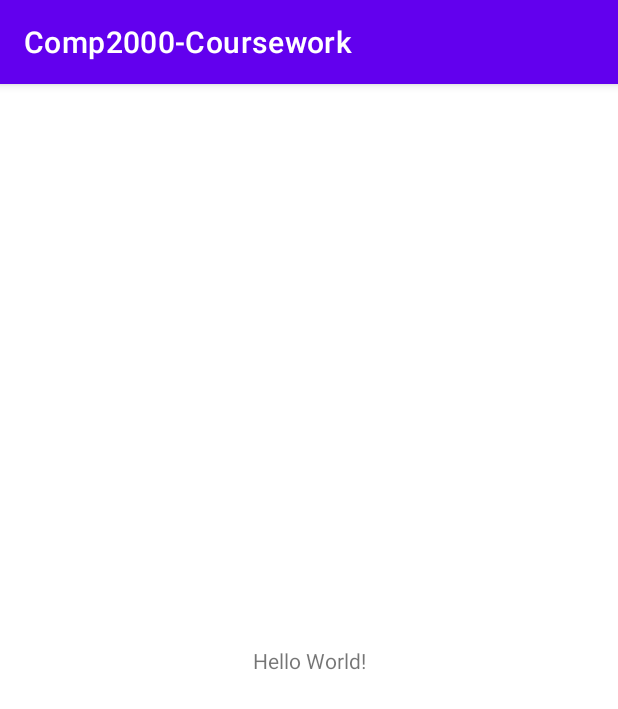
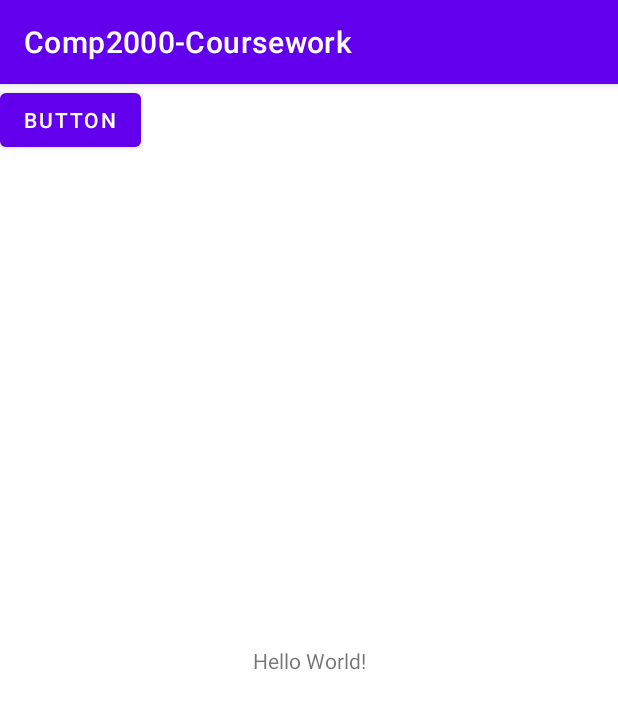
Before and after one commit to PaperMan369/Comp2000-Coursework, an Android app: the screen it shows after launch (MainActivity), on a phone screen of 412 x 824 dp. Shown: the top 709 px of the screen. Run offline under Robolectric (Android 15) with nearby library versions, the phone set to English and light mode, and no system bars; our stand-ins replace Volley.

```diff
--- a/app/src/main/AndroidManifest.xml
+++ b/app/src/main/AndroidManifest.xml
@@ -1,7 +1,7 @@
 <?xml version="1.0" encoding="utf-8"?>
 <manifest xmlns:android="http://schemas.android.com/apk/res/android"
     xmlns:tools="http://schemas.android.com/tools">
-
+    <uses-permission android:name="android.permission.INTERNET"/>
 
     <application
         android:allowBackup="true"
@@ -11,6 +11,7 @@
         android:label="@string/app_name"
         android:roundIcon="@mipmap/ic_launcher_round"
         android:supportsRtl="true"
+        android:usesCleartextTraffic="true"
         android:theme="@style/Theme.Comp2000Coursework"
         tools:targetApi="31">
         <activity
@@ -27,5 +28,5 @@
                 android:value="" />
         </activity>
     </application>
-    <uses-permission android:name="android.permission.INTERNET"/>
+
 </manifest>
--- a/app/src/main/java/com/example/comp2000_coursework/MainActivity.java
+++ b/app/src/main/java/com/example/comp2000_coursework/MainActivity.java
@@ -2,18 +2,27 @@ package com.example.comp2000_coursework;
 
 import androidx.appcompat.app.AppCompatActivity;
 
+import android.content.Context;
 import android.os.Bundle;
+import android.view.View;
+import android.widget.LinearLayout;
+import android.widget.TextView;
 import android.widget.Toast;
 
 import com.android.volley.Request;
 import com.android.volley.RequestQueue;
 import com.android.volley.Response;
+import com.android.volley.VolleyError;
 import com.android.volley.toolbox.StringRequest;
 import com.android.volley.toolbox.Volley;
 
 public class MainActivity extends AppCompatActivity {
-    RequestQueue queue = Volley.newRequestQueue(MainActivity.this);
-    String url ="https://www.metaweather.com/api/location/search/?query=london";
+    RequestQueue queue;
+    String url;
+    public MainActivity(){
+
+    }
+
 
     @Override
     protected void onCreate(Bundle savedInstanceState) {
@@ -21,4 +30,29 @@ public class MainActivity extends AppCompatActivity {
         setContentView(R.layout.activity_main);
     }
 
+    public void get(View view){
+        LinearLayout linearLayout = new LinearLayout(this);
+        setContentView(linearLayout);
+        final TextView textView = new TextView(this);
+
+        queue = Volley.newRequestQueue(this);
+        url = "http://web.socem.plymouth.ac.uk/COMP2000/api/Employees";
+        StringRequest stringRequest = new StringRequest(Request.Method.GET, url,
+                new Response.Listener<String>() {
+                    @Override
+                    public void onResponse(String response) {
+                        // Display the first 500 characters of the response string.
+                        textView.setText("Response is: " + response);
+                    }
+                }, new Response.ErrorListener() {
+                    @Override
+                    public void onErrorResponse(VolleyError error) {
+                        textView.setText("not working " + error.toString());
+                    }
+        });
+        linearLayout.addView(textView);
+        queue.add(stringRequest);
+
+
+    }
 }
--- a/app/src/main/res/layout/activity_main.xml
+++ b/app/src/main/res/layout/activity_main.xml
@@ -15,4 +15,14 @@
         app:layout_constraintStart_toStartOf="parent"
         app:layout_constraintTop_toTopOf="parent" />
 
+    <Button
+        android:id="@+id/button"
+        android:layout_width="wrap_content"
+        android:layout_height="wrap_content"
+        android:text="Button"
+        android:onClick="get"
+        tools:layout_editor_absoluteX="158dp"
+        tools:layout_editor_absoluteY="13dp" />
+
+
 </androidx.constraintlayout.widget.ConstraintLayout>
```
